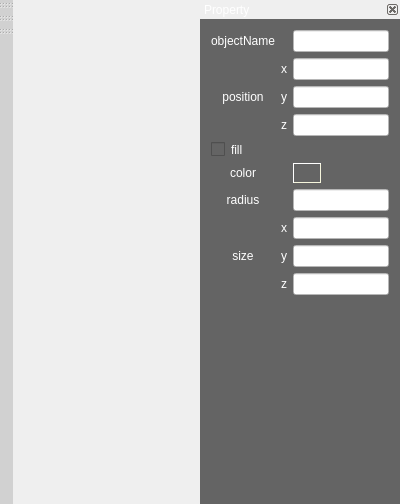
Qt form SJTUFlow/SJTUFlow/scenedesignwidget.ui (SatanWoo/SJTUFlow) before a commit.
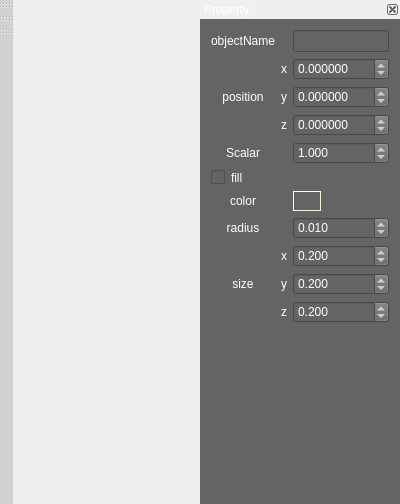
The same form after that commit.

What changed in the file:
```diff
--- a/SJTUFlow/SJTUFlow/scenedesignwidget.ui
+++ b/SJTUFlow/SJTUFlow/scenedesignwidget.ui
@@ -102,7 +102,7 @@
    <property name="minimumSize">
     <size>
      <width>200</width>
-     <height>295</height>
+     <height>321</height>
     </size>
    </property>
    <property name="maximumSize">
@@ -118,16 +118,6 @@
 	border-color: rgb(100, 100, 100);
 	background-color: rgb(100, 100, 100);
 }
-QLineEdit
-{
-	border-color: transparent;
-	background-color: white;
-	color: black;
-}
-QLineEdit:!enabled
-{
-	background-color: rgb(200, 200, 200);
-}
 QPushButton
 {
     border-style: outset;
@@ -152,6 +142,25 @@
    </attribute>
    <widget class="QWidget" name="dockWidgetContents">
     <layout class="QGridLayout" name="gridLayout">
+     <item row="7" column="2">
+      <widget class="QDoubleSpinBox" name="doubleSpinBoxRadius">
+       <property name="decimals">
+        <number>3</number>
+       </property>
+       <property name="minimum">
+        <double>0.001000000000000</double>
+       </property>
+       <property name="maximum">
+        <double>10.000000000000000</double>
+       </property>
+       <property name="singleStep">
+        <double>0.001000000000000</double>
+       </property>
+       <property name="value">
+        <double>0.010000000000000</double>
+       </property>
+      </widget>
+     </item>
      <item row="1" column="1">
       <widget class="QLabel" name="labelPosX">
        <property name="text">
@@ -192,7 +201,7 @@
        </property>
       </widget>
      </item>
-     <item row="10" column="0" colspan="3">
+     <item row="11" column="0" colspan="3">
       <spacer name="verticalSpacer">
        <property name="orientation">
         <enum>Qt::Vertical</enum>
@@ -205,7 +214,7 @@
        </property>
       </spacer>
      </item>
-     <item row="5" column="0">
+     <item row="6" column="0">
       <widget class="QLabel" name="labelColor">
        <property name="text">
         <string>color</string>
@@ -215,20 +224,6 @@
        </property>
       </widget>
      </item>
-     <item row="1" column="2">
-      <widget class="QLineEdit" name="lineEditPosX">
-       <property name="contextMenuPolicy">
-        <enum>Qt::NoContextMenu</enum>
-       </property>
-      </widget>
-     </item>
-     <item row="3" column="2">
-      <widget class="QLineEdit" name="lineEditPosZ">
-       <property name="contextMenuPolicy">
-        <enum>Qt::NoContextMenu</enum>
-       </property>
-      </widget>
-     </item>
      <item row="2" column="1">
       <widget class="QLabel" name="labelPosY">
        <property name="text">
@@ -239,13 +234,6 @@
        </property>
       </widget>
      </item>
-     <item row="2" column="2">
-      <widget class="QLineEdit" name="lineEditPosY">
-       <property name="contextMenuPolicy">
-        <enum>Qt::NoContextMenu</enum>
-       </property>
-      </widget>
-     </item>
      <item row="3" column="1">
       <widget class="QLabel" name="labelPosZ">
        <property name="text">
@@ -256,14 +244,14 @@
        </property>
       </widget>
      </item>
-     <item row="4" column="0">
+     <item row="5" column="0">
       <widget class="QCheckBox" name="checkBoxFill">
        <property name="text">
         <string>fill</string>
        </property>
       </widget>
      </item>
-     <item row="5" column="2">
+     <item row="6" column="2">
       <layout class="QHBoxLayout" name="horizontalLayout">
        <item>
         <widget class="QPushButton" name="pushButtonColor">
@@ -308,14 +296,7 @@
        </item>
       </layout>
      </item>
-     <item row="6" column="2">
-      <widget class="QLineEdit" name="lineEditRadius">
-       <property name="contextMenuPolicy">
-        <enum>Qt::NoContextMenu</enum>
-       </property>
-      </widget>
-     </item>
-     <item row="6" column="0">
+     <item row="7" column="0">
       <widget class="QLabel" name="labelRadius">
        <property name="text">
         <string>radius</string>
@@ -325,28 +306,28 @@
        </property>
       </widget>
      </item>
-     <item row="7" column="1">
-      <widget class="QLabel" name="labelSizeX">
-       <property name="text">
-        <string>x</string>
-       </property>
-      </widget>
-     </item>
      <item row="8" column="1">
-      <widget class="QLabel" name="labelSizeY">
+      <widget class="QLabel" name="labelSizeX">
        <property name="text">
-        <string>y</string>
+        <string>x</string>
        </property>
       </widget>
      </item>
      <item row="9" column="1">
+      <widget class="QLabel" name="labelSizeY">
+       <property name="text">
+        <string>y</string>
+       </property>
+      </widget>
+     </item>
+     <item row="10" column="1">
       <widget class="QLabel" name="labelSizeZ">
        <property name="text">
         <string>z</string>
        </property>
       </widget>
      </item>
-     <item row="7" column="0" rowspan="3">
+     <item row="8" column="0" rowspan="3">
       <widget class="QLabel" name="labelSize">
        <property name="text">
         <string>size</string>
@@ -356,24 +337,140 @@
        </property>
       </widget>
      </item>
-     <item row="7" column="2">
-      <widget class="QLineEdit" name="lineEditSizeX">
-       <property name="contextMenuPolicy">
-        <enum>Qt::NoContextMenu</enum>
+     <item row="4" column="0">
+      <widget class="QLabel" name="labelScalar">
+       <property name="text">
+        <string>Scalar</string>
+       </property>
+       <property name="alignment">
+        <set>Qt::AlignCenter</set>
        </property>
       </widget>
      </item>
-     <item row="8" column="2">
-      <widget class="QLineEdit" name="lineEditSizeY">
-       <property name="contextMenuPolicy">
-        <enum>Qt::NoContextMenu</enum>
+     <item row="4" column="2">
+      <widget class="QDoubleSpinBox" name="doubleSpinBoxScalar">
+       <property name="decimals">
+        <number>3</number>
+       </property>
+       <property name="minimum">
+        <double>0.010000000000000</double>
+       </property>
+       <property name="maximum">
+        <double>5.000000000000000</double>
+       </property>
+       <property name="singleStep">
+        <double>0.001000000000000</double>
+       </property>
+       <property name="value">
+        <double>1.000000000000000</double>
        </property>
       </widget>
      </item>
      <item row="9" column="2">
-      <widget class="QLineEdit" name="lineEditSizeZ">
-       <property name="contextMenuPolicy">
-        <enum>Qt::NoContextMenu</enum>
+      <widget class="QDoubleSpinBox" name="doubleSpinBoxSizeY">
+       <property name="decimals">
+        <number>3</number>
+       </property>
+       <property name="minimum">
+        <double>0.001000000000000</double>
+       </property>
+       <property name="maximum">
+        <double>10.000000000000000</double>
+       </property>
+       <property name="singleStep">
+        <double>0.001000000000000</double>
+       </property>
+       <property name="value">
+        <double>0.200000000000000</double>
+       </property>
+      </widget>
+     </item>
+     <item row="8" column="2">
+      <widget class="QDoubleSpinBox" name="doubleSpinBoxSizeX">
+       <property name="decimals">
+        <number>3</number>
+       </property>
+       <property name="minimum">
+        <double>0.001000000000000</double>
+       </property>
+       <property name="maximum">
+        <double>10.000000000000000</double>
+       </property>
+       <property name="singleStep">
+        <double>0.001000000000000</double>
+       </property>
+       <property name="value">
+        <double>0.200000000000000</double>
+       </property>
+      </widget>
+     </item>
+     <item row="10" column="2">
+      <widget class="QDoubleSpinBox" name="doubleSpinBoxSizeZ">
+       <property name="decimals">
+        <number>3</number>
+       </property>
+       <property name="minimum">
+        <double>0.001000000000000</double>
+       </property>
+       <property name="maximum">
+        <double>10.000000000000000</double>
+       </property>
+       <property name="singleStep">
+        <double>0.001000000000000</double>
+       </property>
+       <property name="value">
+        <double>0.200000000000000</double>
+       </property>
+      </widget>
+     </item>
+     <item row="1" column="2">
+      <widget class="QDoubleSpinBox" name="doubleSpinBoxPosX">
+       <property name="decimals">
+        <number>6</number>
+       </property>
+       <property name="minimum">
+        <double>-10.000000000000000</double>
+       </property>
+       <property name="maximum">
+        <double>10.000000000000000</double>
+       </property>
+       <property name="singleStep">
+        <double>0.001000000000000</double>
+       </property>
+       <property name="value">
+        <double>0.000000000000000</double>
+       </property>
+      </widget>
+     </item>
+     <item row="2" column="2">
+      <widget class="QDoubleSpinBox" name="doubleSpinBoxPosY">
+       <property name="decimals">
+        <number>6</number>
+       </property>
+       <property name="minimum">
+        <double>-10.000000000000000</double>
+       </property>
+       <property name="maximum">
+        <double>10.000000000000000</double>
+       </property>
+       <property name="singleStep">
+        <double>0.001000000000000</double>
+       </property>
+      </widget>
+     </item>
+     <item row="3" column="2">
+      <widget class="QDoubleSpinBox" name="doubleSpinBoxPosZ">
+       <property name="decimals">
+        <number>6</number>
+       </property>
+       <property name="minimum">
+        <double>-10.000000000000000</double>
+       </property>
+       <property name="maximum">
+        <double>10.000000000000000</double>
+       </property>
+       <property name="singleStep">
+        <double>0.001000000000000</double>
        </property>
       </widget>
      </item>
```
Left out of the diff: 13 changed lines with no effect on the pictures.
